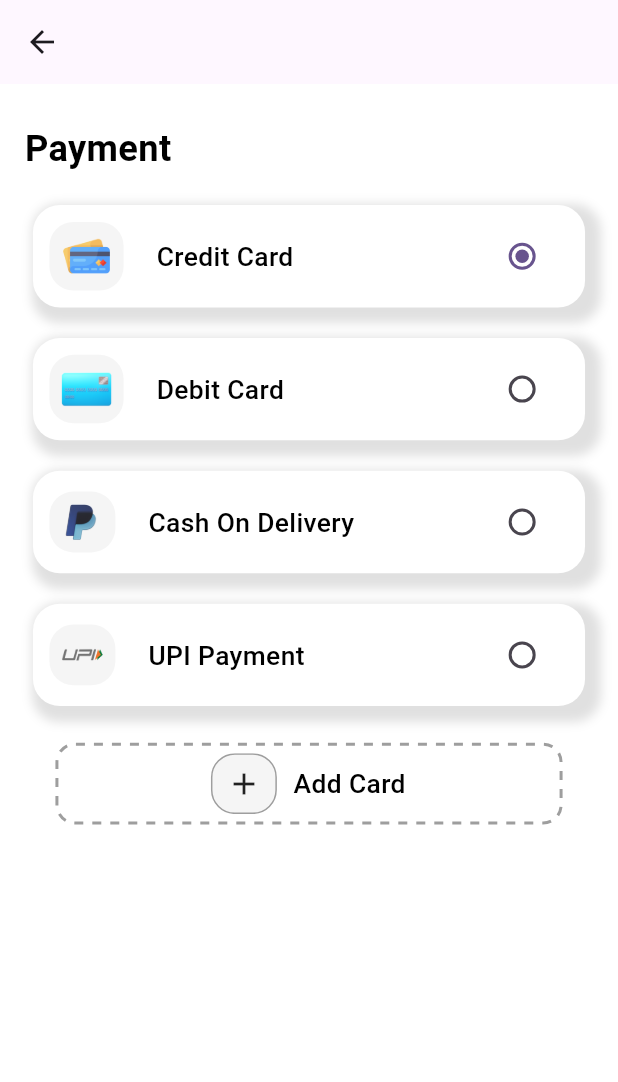
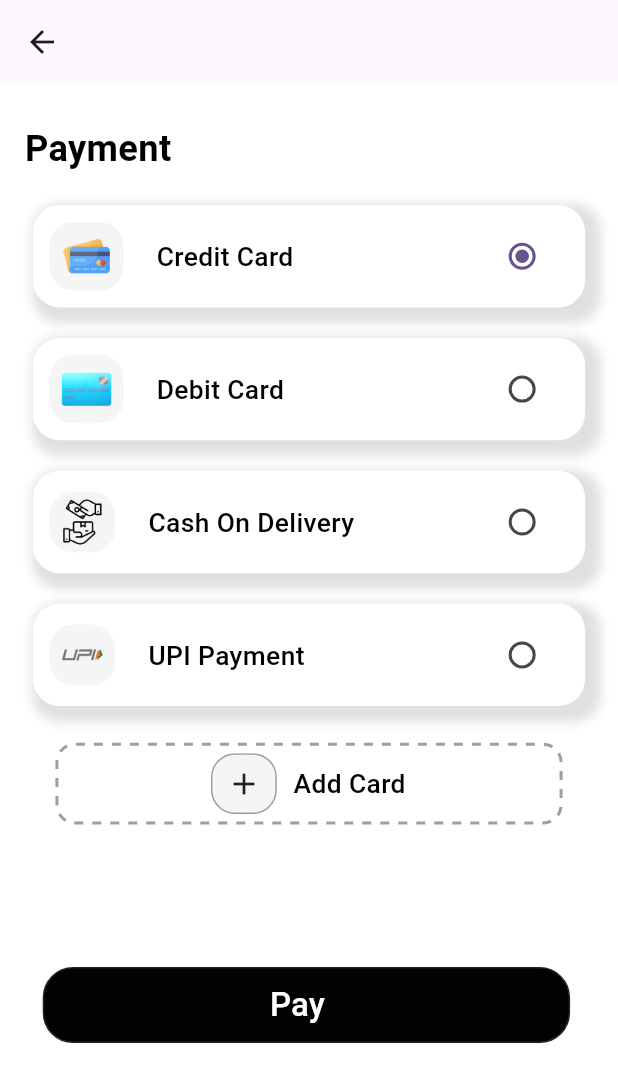
Before and after one commit to srbshameer098/Shoe-Cart, a Flutter app: the Payment screen opened directly, on a phone screen of 412 x 824 dp. Shown: the top 1082 px of the screen. Run offline on Flutter 3.47's test engine with Material 3 defaults, Android fonts, the phone set to English and light mode, and no system bars; drawn by our look-alikes of dotted_border; our stand-ins replace avatar_glow, carousel_slider, firebase_auth, firebase_core, firebase_database, flutter_credit_card and 6 more; accounts and stored records are empty.

```diff
--- a/lib/UI/Payment.dart
+++ b/lib/UI/Payment.dart
@@ -4,6 +4,7 @@ import 'package:flutter/material.dart';
 import 'package:flutter/widgets.dart';
 import 'package:flutter_screenutil/flutter_screenutil.dart';
 import 'package:untitled1/UI/Add_Cards.dart';
+import 'package:untitled1/UI/Cards.dart';
 
 class Payment extends StatefulWidget {
   const Payment({Key? key}) : super(key: key);
@@ -265,8 +266,10 @@ class _PaymentState extends State<Payment> {
                       // height: 93.19111633300781.h,
                       child: Padding(
                         padding: EdgeInsets.only(top: 5.h, bottom: 5.h),
-                        child: Image.asset(
-                          'assets/paypal (2).png',
+                        child:
+
+                        Image.asset(
+                          'assets/cash-on-delivery.png',
                           // width: 76.65777587890625.w,
                           // height: 83.19111633300781.h,
                         ),
@@ -488,6 +491,30 @@ class _PaymentState extends State<Payment> {
           ),
         )]),
   ),
+            TextButton(onPressed: (){
+              Navigator.of(context)
+                  .push(MaterialPageRoute(builder: (builder)=>Cards()  ));
+            },
+                child: Container(
+                    width: 320.w,
+                    height: 50.h,
+                    decoration: BoxDecoration(
+                        borderRadius: BorderRadius.circular(20.r),
+                        border: Border.all(
+                            width: 1, color: Colors.grey.shade900),
+                        color: Color(0xfd000000)),
+                    child: Padding(
+                      padding:
+                      EdgeInsets.symmetric(horizontal: 137.w),
+                      child: Row(
+                        children: [
+                          Text(
+                            'Pay',
+                            style: TextStyle(color: Colors.white,fontSize: 20.sp),
+                          ),
+                        ],
+                      ),
+                    )),)
           ],
         ),
       ),
--- a/pubspec.yaml
+++ b/pubspec.yaml
@@ -49,6 +49,7 @@ dependencies:
   avatar_glow: ^3.0.1
   dotted_border: ^2.1.0
   flutter_credit_card: ^4.0.1
+  flutter_swiper_view: ^1.1.8
 
 dev_dependencies:
   flutter_test:
```
Also changed, not shown: lib/UI/Add_Cards.dart (+16 -15 lines), lib/UI/Cards.dart (added, +53 -0 lines), assets/cardlogo5.png (added), assets/cash-on-delivery.png (added), assets/mastercard.png (added), pubspec.lock.
